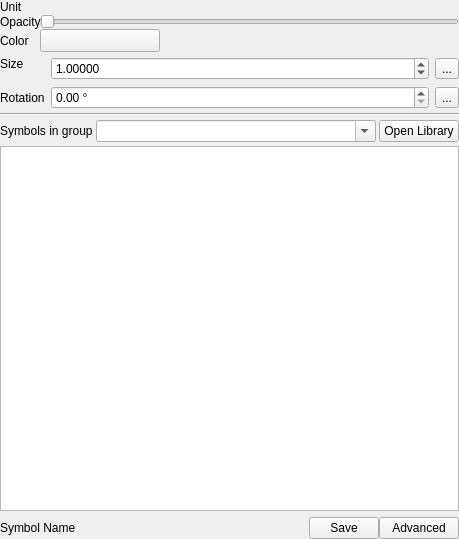
The window that src/ui/symbollayer/widget_symbolslist.ui (carsmie/QGIS) describes before a commit, drawn with Qt 5.
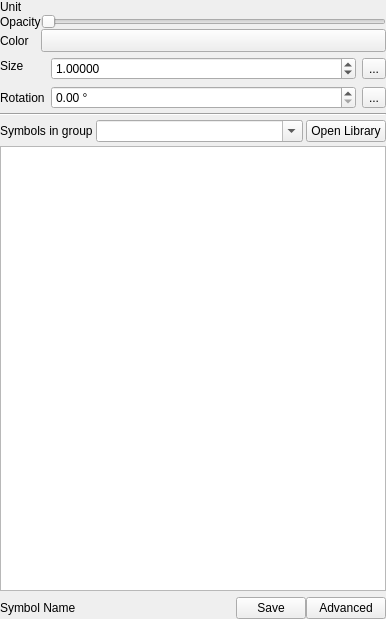
The same window after the commit. Custom widgets are drawn as their Qt base class.

Commit message: Adjust symbol layer widgets for better dock use

```diff
--- a/src/ui/symbollayer/widget_symbolslist.ui
+++ b/src/ui/symbollayer/widget_symbolslist.ui
@@ -6,8 +6,8 @@
    <rect>
     <x>0</x>
     <y>0</y>
-    <width>459</width>
-    <height>539</height>
+    <width>386</width>
+    <height>619</height>
    </rect>
   </property>
   <property name="windowTitle">
@@ -157,16 +157,26 @@
    <item row="0" column="0">
     <layout class="QVBoxLayout" name="verticalLayout">
      <item>
-      <layout class="QFormLayout" name="formLayout">
-       <item row="0" column="0">
-        <widget class="QLabel" name="mSymbolUnitLabel">
+      <layout class="QGridLayout" name="gridLayout">
+       <item row="2" column="0">
+        <widget class="QLabel" name="label_5">
          <property name="text">
-          <string>Unit</string>
+          <string>Color</string>
+         </property>
+         <property name="buddy">
+          <cstring>btnColor</cstring>
          </property>
         </widget>
        </item>
        <item row="0" column="1">
-        <widget class="QgsUnitSelectionWidget" name="mSymbolUnitWidget" native="true"/>
+        <widget class="QgsUnitSelectionWidget" name="mSymbolUnitWidget" native="true">
+         <property name="sizePolicy">
+          <sizepolicy hsizetype="Expanding" vsizetype="Preferred">
+           <horstretch>0</horstretch>
+           <verstretch>0</verstretch>
+          </sizepolicy>
+         </property>
+        </widget>
        </item>
        <item row="1" column="0">
         <widget class="QLabel" name="mTransparencyLabel">
@@ -181,7 +191,7 @@
        <item row="1" column="1">
         <widget class="QSlider" name="mTransparencySlider">
          <property name="sizePolicy">
-          <sizepolicy hsizetype="Preferred" vsizetype="Fixed">
+          <sizepolicy hsizetype="Expanding" vsizetype="Fixed">
            <horstretch>0</horstretch>
            <verstretch>0</verstretch>
           </sizepolicy>
@@ -194,27 +204,30 @@
          </property>
         </widget>
        </item>
-       <item row="2" column="0">
-        <widget class="QLabel" name="label_5">
+       <item row="0" column="0">
+        <widget class="QLabel" name="mSymbolUnitLabel">
          <property name="text">
-          <string>Color</string>
-         </property>
-         <property name="buddy">
-          <cstring>btnColor</cstring>
+          <string>Unit</string>
          </property>
         </widget>
        </item>
        <item row="2" column="1">
         <widget class="QgsColorButtonV2" name="btnColor">
+         <property name="sizePolicy">
+          <sizepolicy hsizetype="Expanding" vsizetype="Fixed">
+           <horstretch>0</horstretch>
+           <verstretch>0</verstretch>
+          </sizepolicy>
+         </property>
          <property name="minimumSize">
           <size>
-           <width>120</width>
+           <width>0</width>
            <height>0</height>
           </size>
          </property>
          <property name="maximumSize">
           <size>
-           <width>120</width>
+           <width>16777215</width>
            <height>16777215</height>
           </size>
          </property>
@@ -237,10 +250,23 @@
         <number>0</number>
        </property>
        <widget class="QWidget" name="pageMarker">
-        <layout class="QFormLayout" name="formLayout_3">
+        <layout class="QGridLayout" name="gridLayout_2">
          <property name="margin">
           <number>0</number>
          </property>
+         <item row="0" column="0">
+          <widget class="QLabel" name="label_2">
+           <property name="sizePolicy">
+            <sizepolicy hsizetype="Maximum" vsizetype="Preferred">
+             <horstretch>0</horstretch>
+             <verstretch>0</verstretch>
+            </sizepolicy>
+           </property>
+           <property name="text">
+            <string>Size</string>
+           </property>
+          </widget>
+         </item>
          <item row="0" column="1">
           <layout class="QHBoxLayout" name="horizontalLayout">
            <property name="topMargin">
@@ -274,7 +300,20 @@
            </item>
           </layout>
          </item>
-         <item row="2" column="1">
+         <item row="1" column="0">
+          <widget class="QLabel" name="label_3">
+           <property name="sizePolicy">
+            <sizepolicy hsizetype="Maximum" vsizetype="Preferred">
+             <horstretch>0</horstretch>
+             <verstretch>0</verstretch>
+            </sizepolicy>
+           </property>
+           <property name="text">
+            <string>Rotation</string>
+           </property>
+          </widget>
+         </item>
+         <item row="1" column="1">
           <layout class="QHBoxLayout" name="horizontalLayout_5">
            <property name="topMargin">
             <number>0</number>
@@ -304,20 +343,6 @@
            </item>
           </layout>
          </item>
-         <item row="0" column="0">
-          <widget class="QLabel" name="label_2">
-           <property name="text">
-            <string>Size</string>
-           </property>
-          </widget>
-         </item>
-         <item row="2" column="0">
-          <widget class="QLabel" name="label_3">
-           <property name="text">
-            <string>Rotation</string>
-           </property>
-          </widget>
-         </item>
         </layout>
        </widget>
        <widget class="QWidget" name="pageLine">
```
Left out of the diff: 108 changed lines with no effect on the pictures.
